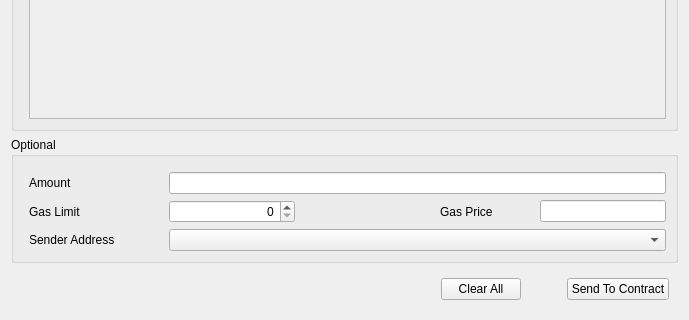
SilubiumProject/slucore, file src/qt/forms/sendtocontract.ui: the form before one commit; both pictures show x 0 to 689 and y 263 to 583 of the 689 by 583 pixel window.
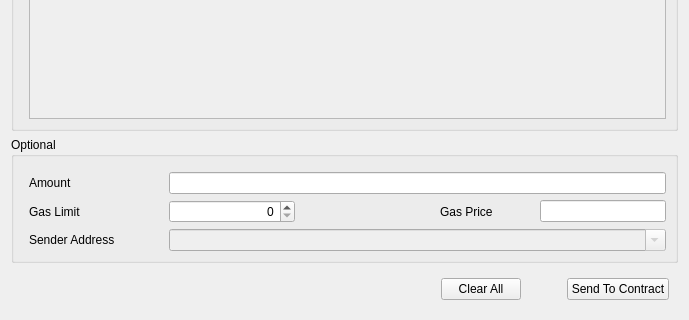
The form after the commit. Custom widgets are drawn as their Qt base class.

What changed in the file:
```diff
--- a/src/qt/forms/sendtocontract.ui
+++ b/src/qt/forms/sendtocontract.ui
@@ -296,12 +296,18 @@
           </item>
           <item row="3" column="1" colspan="4">
            <widget class="AddressField" name="lineEditSenderAddress">
+            <property name="enabled">
+             <bool>false</bool>
+            </property>
             <property name="minimumSize">
              <size>
               <width>370</width>
               <height>0</height>
              </size>
             </property>
+            <property name="editable">
+             <bool>true</bool>
+            </property>
            </widget>
           </item>
           <item row="0" column="0">
```
Left out of the diff: 10 changed lines with no effect on the pictures.
